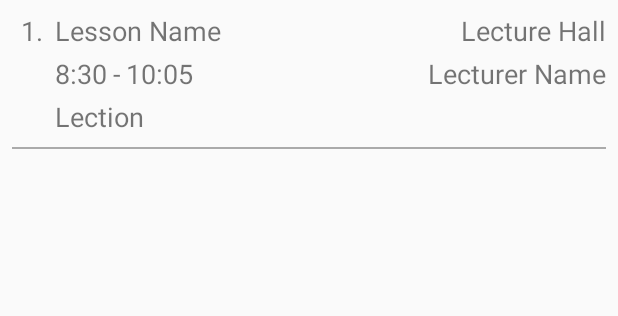
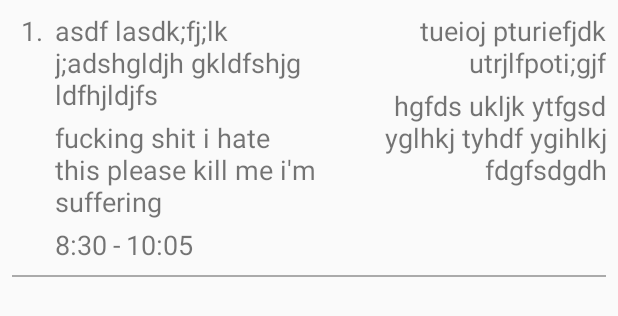
Before and after one commit to satarov-ruslan/StuDays, an Android app: the layout lesson_item.xml on its own in the app's theme, with its tools: preview values and no code run, on a phone screen of 412 x 824 dp. Shown: the top 316 px of the screen. Run offline under Robolectric (Android 15) with nearby library versions, the phone set to English and light mode, and no system bars.

Commit message:
Fixed crawling text elements over each other in Lesson Item.

```diff
--- a/app/src/main/res/layout/lesson_item.xml
+++ b/app/src/main/res/layout/lesson_item.xml
@@ -1,62 +1,106 @@
 <?xml version="1.0" encoding="utf-8"?>
-<android.support.constraint.ConstraintLayout
-    xmlns:android="http://schemas.android.com/apk/res/android"
+<RelativeLayout xmlns:android="http://schemas.android.com/apk/res/android"
     xmlns:app="http://schemas.android.com/apk/res-auto"
     xmlns:tools="http://schemas.android.com/tools"
     android:layout_width="match_parent"
     android:layout_height="match_parent">
 
+    <android.support.constraint.ConstraintLayout
+        android:id="@+id/lessonItemConstraintLayout"
+        android:layout_width="match_parent"
+        android:layout_height="wrap_content">
+
         <TextView
-        android:id="@+id/tvLessonPositionInList"
-        android:layout_width="16dp"
+            android:id="@+id/tvLessonMinuteEnding"
+            android:layout_width="wrap_content"
+            android:layout_height="24dp"
+            android:textSize="18sp"
+            app:layout_constraintStart_toEndOf="@+id/textView3"
+            app:layout_constraintTop_toTopOf="@+id/textView3"
+            tools:text="05" />
+
+        <TextView
+            android:id="@+id/tvLessonLectureHall"
+            android:layout_width="0dp"
+            android:layout_height="wrap_content"
+            android:layout_marginStart="4dp"
+            android:layout_marginTop="8dp"
+            android:layout_marginEnd="8dp"
+            android:gravity="end"
+            android:singleLine="false"
+            android:textSize="18sp"
+            app:layout_constraintEnd_toEndOf="parent"
+            app:layout_constraintHorizontal_bias="0.5"
+            app:layout_constraintHorizontal_weight="1"
+            app:layout_constraintStart_toEndOf="@+id/tvLessonName"
+            app:layout_constraintTop_toTopOf="parent"
+            tools:text="tueioj pturiefjdk utrjlfpoti;gjf" />
+
+        <TextView
+            android:id="@+id/textView3"
+            android:layout_width="wrap_content"
+            android:layout_height="wrap_content"
+            android:text="@string/colon"
+            android:textSize="18sp"
+            app:layout_constraintStart_toEndOf="@+id/tvLessonHourEnding"
+            app:layout_constraintTop_toTopOf="@+id/tvLessonHourEnding" />
+
+        <TextView
+            android:id="@+id/tvLessonName"
+            android:layout_width="0dp"
             android:layout_height="wrap_content"
             android:layout_marginStart="8dp"
             android:layout_marginTop="8dp"
-        android:gravity="end"
+            android:layout_marginEnd="4dp"
+            android:singleLine="false"
             android:textSize="18sp"
-        app:layout_constraintStart_toStartOf="parent"
+            app:layout_constraintEnd_toStartOf="@+id/tvLessonLectureHall"
+            app:layout_constraintHorizontal_bias="0.5"
+            app:layout_constraintHorizontal_weight="1"
+            app:layout_constraintStart_toEndOf="@+id/textView"
             app:layout_constraintTop_toTopOf="parent"
-        tools:text="1" />
+            tools:text="asdf lasdk;fj;lk j;adshgldjh gkldfshjg ldfhjldjfs" />
 
         <TextView
-        android:id="@+id/textView"
+            android:id="@+id/tvLessonType"
+            android:layout_width="0dp"
+            android:layout_height="wrap_content"
+            android:layout_marginTop="4dp"
+            android:layout_marginEnd="4dp"
+            android:singleLine="false"
+            android:textSize="18sp"
+            app:layout_constraintEnd_toStartOf="@+id/tvLessonLecturer"
+            app:layout_constraintHorizontal_bias="0.5"
+            app:layout_constraintStart_toStartOf="@+id/tvLessonName"
+            app:layout_constraintTop_toBottomOf="@+id/tvLessonName"
+            tools:text="fucking shit i hate this please kill me i'm suffering" />
+
+        <TextView
+            android:id="@+id/tvLessonLecturer"
+            android:layout_width="0dp"
+            android:layout_height="wrap_content"
+            android:layout_marginStart="4dp"
+            android:layout_marginTop="4dp"
+            android:layout_marginEnd="8dp"
+            android:gravity="end"
+            android:singleLine="false"
+            android:textSize="18sp"
+            app:layout_constraintEnd_toEndOf="parent"
+            app:layout_constraintHorizontal_bias="0.5"
+            app:layout_constraintStart_toEndOf="@+id/tvLessonType"
+            app:layout_constraintTop_toBottomOf="@+id/tvLessonLectureHall"
+            tools:text="hgfds ukljk ytfgsd yglhkj tyhdf ygihlkj fdgfsdgdh" />
+
+        <TextView
+            android:id="@+id/textView4"
             android:layout_width="wrap_content"
             android:layout_height="wrap_content"
-        android:text="@string/dot"
+            android:layout_marginStart="4dp"
+            android:text="@string/dash"
             android:textSize="18sp"
-        app:layout_constraintStart_toEndOf="@+id/tvLessonPositionInList"
-        app:layout_constraintTop_toTopOf="@+id/tvLessonPositionInList" />
-
-    <TextView
-        android:id="@+id/tvLessonName"
-        android:layout_width="wrap_content"
-        android:layout_height="wrap_content"
-        android:layout_marginStart="8dp"
-        android:textSize="18sp"
-        app:layout_constraintStart_toEndOf="@+id/textView"
-        app:layout_constraintTop_toTopOf="@+id/tvLessonPositionInList"
-        tools:text="Lesson Name" />
-
-    <TextView
-        android:id="@+id/tvLessonLectureHall"
-        android:layout_width="wrap_content"
-        android:layout_height="wrap_content"
-        android:layout_marginTop="8dp"
-        android:layout_marginEnd="8dp"
-        android:textSize="18sp"
-        app:layout_constraintEnd_toEndOf="parent"
-        app:layout_constraintTop_toTopOf="parent"
-        tools:text="Lecture Hall" />
-
-    <TextView
-        android:id="@+id/tvLessonHourBeginning"
-        android:layout_width="wrap_content"
-        android:layout_height="wrap_content"
-        android:layout_marginTop="4dp"
-        android:textSize="18sp"
-        app:layout_constraintStart_toStartOf="@+id/tvLessonName"
-        app:layout_constraintTop_toBottomOf="@+id/tvLessonName"
-        tools:text="8" />
+            app:layout_constraintStart_toEndOf="@+id/tvLessonMinuteBeginning"
+            app:layout_constraintTop_toTopOf="@+id/tvLessonMinuteBeginning"
+            tools:text="@string/dash" />
 
         <TextView
             android:id="@+id/textView2"
@@ -78,17 +122,6 @@
             tools:text="30" />
 
         <TextView
-        android:id="@+id/textView4"
-        android:layout_width="wrap_content"
-        android:layout_height="wrap_content"
-        android:layout_marginStart="4dp"
-        android:text="@string/dash"
-        android:textSize="18sp"
-        app:layout_constraintStart_toEndOf="@+id/tvLessonMinuteBeginning"
-        app:layout_constraintTop_toTopOf="@+id/tvLessonMinuteBeginning"
-        tools:text="@string/dash" />
-
-    <TextView
             android:id="@+id/tvLessonHourEnding"
             android:layout_width="wrap_content"
             android:layout_height="wrap_content"
@@ -99,51 +132,45 @@
             tools:text="10" />
 
         <TextView
-        android:id="@+id/textView3"
-        android:layout_width="wrap_content"
+            android:id="@+id/tvLessonPositionInList"
+            android:layout_width="16dp"
             android:layout_height="wrap_content"
-        android:text="@string/colon"
+            android:layout_marginStart="8dp"
+            android:layout_marginTop="8dp"
+            android:gravity="end"
             android:textSize="18sp"
-        app:layout_constraintStart_toEndOf="@+id/tvLessonHourEnding"
-        app:layout_constraintTop_toTopOf="@+id/tvLessonHourEnding" />
+            app:layout_constraintStart_toStartOf="parent"
+            app:layout_constraintTop_toTopOf="parent"
+            tools:text="1" />
 
         <TextView
-        android:id="@+id/tvLessonMinuteEnding"
-        android:layout_width="wrap_content"
-        android:layout_height="24dp"
-        android:textSize="18sp"
-        app:layout_constraintStart_toEndOf="@+id/textView3"
-        app:layout_constraintTop_toTopOf="@+id/textView3"
-        tools:text="05" />
-
-    <TextView
-        android:id="@+id/tvLessonType"
+            android:id="@+id/tvLessonHourBeginning"
             android:layout_width="wrap_content"
             android:layout_height="wrap_content"
             android:layout_marginTop="4dp"
             android:textSize="18sp"
-        app:layout_constraintStart_toStartOf="@+id/tvLessonHourBeginning"
-        app:layout_constraintTop_toBottomOf="@+id/tvLessonHourBeginning"
-        tools:text="Lection" />
+            app:layout_constraintStart_toStartOf="@+id/tvLessonType"
+            app:layout_constraintTop_toBottomOf="@+id/tvLessonType"
+            tools:text="8" />
 
         <TextView
-        android:id="@+id/tvLessonLecturer"
+            android:id="@+id/textView"
             android:layout_width="wrap_content"
             android:layout_height="wrap_content"
-        android:layout_marginTop="4dp"
+            android:text="@string/dot"
             android:textSize="18sp"
-        app:layout_constraintEnd_toEndOf="@+id/tvLessonLectureHall"
-        app:layout_constraintTop_toBottomOf="@+id/tvLessonLectureHall"
-        tools:text="Lecturer Name" />
+            app:layout_constraintStart_toEndOf="@+id/tvLessonPositionInList"
+            app:layout_constraintTop_toTopOf="@+id/tvLessonPositionInList" />
+
+    </android.support.constraint.ConstraintLayout>
 
     <View
         android:layout_width="match_parent"
         android:layout_height="1dp"
+        android:layout_below="@+id/lessonItemConstraintLayout"
         android:layout_marginStart="8dp"
         android:layout_marginTop="8dp"
         android:layout_marginEnd="8dp"
-        android:background="@android:color/darker_gray"
-        app:layout_constraintEnd_toEndOf="@+id/tvLessonLectureHall"
-        app:layout_constraintStart_toStartOf="@+id/tvLessonPositionInList"
-        app:layout_constraintTop_toBottomOf="@+id/tvLessonType" />
-</android.support.constraint.ConstraintLayout>
+        android:background="@android:color/darker_gray" />
+
+</RelativeLayout>
```
Lines whose indentation alone changed are shown as unchanged.
